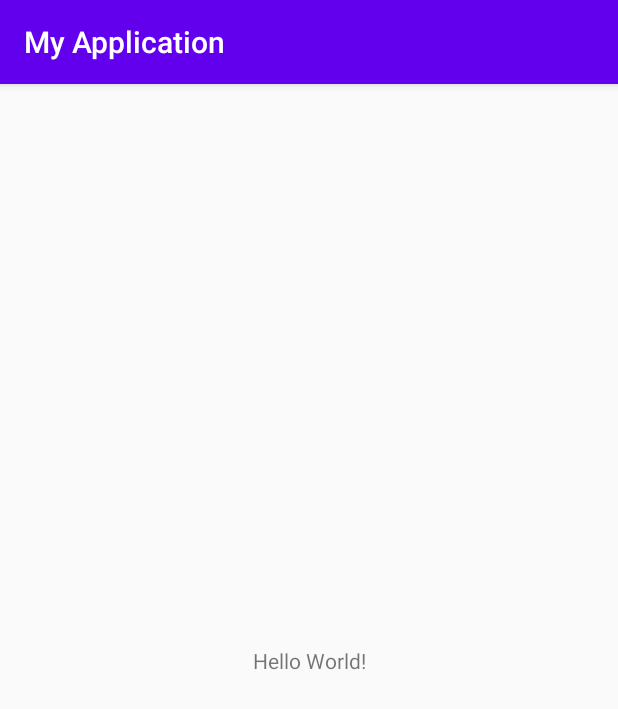
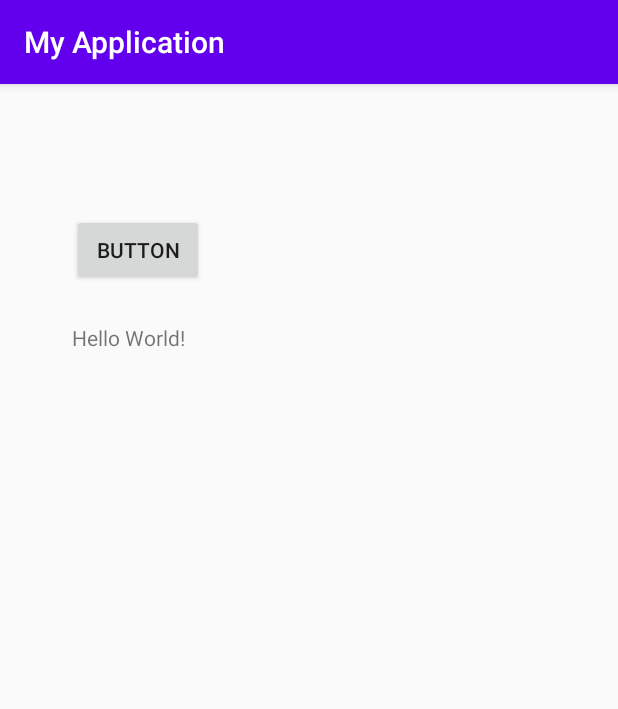
Before and after one commit to shapiro7/superrealmpteam, an Android app: the screen it shows after launch (MainActivity), on a phone screen of 412 x 824 dp. Shown: the top 709 px of the screen. Run offline under Robolectric (Android 15) with nearby library versions, the phone set to English and light mode, and no system bars.

Commit message:
와이파이
MainActivity.java에 와이파이 정보 받아오는 코드 작성함.

```diff
--- a/app/src/main/AndroidManifest.xml
+++ b/app/src/main/AndroidManifest.xml
@@ -2,6 +2,8 @@
 <manifest xmlns:android="http://schemas.android.com/apk/res/android"
     package="com.example.myapplication">
 
+    <uses-permission android:name="android.permission.ACCESS_NETWORK_STATE" />
+    <uses-permission android:name="android.permission.ACCESS_WIFI_STATE" />
     <application
         android:allowBackup="true"
         android:icon="@mipmap/ic_launcher"
--- a/app/src/main/java/com/example/myapplication/MainActivity.java
+++ b/app/src/main/java/com/example/myapplication/MainActivity.java
@@ -2,18 +2,66 @@ package com.example.myapplication;
 
 import androidx.appcompat.app.AppCompatActivity;
 
+import android.content.Context;
+import android.net.ConnectivityManager;
+import android.net.NetworkInfo;
+import android.net.wifi.WifiManager;
 import android.os.Bundle;
+import android.view.Menu;
+import android.view.View;
+import android.widget.Button;
+import android.widget.TextView;
 
 public class MainActivity extends AppCompatActivity {
+    final String TAG = "AndroidDEV_UI";
+    public Button m_btnNetworkInfo = null;
+    public TextView m_txtNetworkInfo = null;
 
     @Override
-    protected void onCreate(Bundle savedInstanceState) {
+    protected void onCreate(Bundle savedInstanceState)
+    {
         super.onCreate(savedInstanceState);
         setContentView(R.layout.activity_main);
+
+        m_btnNetworkInfo = (Button)findViewById(R.id.NetworkInfo);
+        m_txtNetworkInfo = (TextView)findViewById(R.id.NetworkInfo2);
+
+        m_btnNetworkInfo.setOnClickListener(new View.OnClickListener() {
+            @Override
+            public void onClick(View v) {
+                ConnectivityManager cm = (ConnectivityManager) getSystemService(Context.CONNECTIVITY_SERVICE);
+                WifiManager wifiManager = (WifiManager) getApplicationContext().getSystemService(Context.WIFI_SERVICE);
+
+                NetworkInfo activeNetwork = cm.getActiveNetworkInfo();
+                String m_strName = "";
+                String m_strNetType;
+
+                int m_iNetworkType = activeNetwork.getType();
+                if ( m_iNetworkType == cm.TYPE_WIFI )
+                {
+                    //Wi_Fi 사용 시 AP의 SSID를 가져온다.
+                    m_strName = wifiManager.getConnectionInfo().getSSID();
+                    m_strNetType = "Wi-Fi";
+                }
+                else if ( m_iNetworkType == cm.TYPE_MOBILE )
+                {
+                    //모바일 네트워크 사용 시 네트워크 정보를 가져온다.
+                    m_strName = activeNetwork.getExtraInfo();
+                    m_strNetType = "Mobile";
+                }
+                else
+                {
+                    m_strNetType = "None";
+                }
+
+                m_txtNetworkInfo.setText("Name : "+m_strName+" \n NetworkType : "+m_strNetType);
+            }
+        });
     }
 
-    // 안녕하세요
-    // sasdfasdfasdf
-    //된거 맞지 시발?
-
-    }//asdfsafd
+    @Override
+    public boolean onCreateOptionsMenu(Menu menu) {
+        getMenuInflater().inflate(R.menu.activity_dev, menu);
+        return true;
+    }
+}
--- a/app/src/main/res/layout/activity_main.xml
+++ b/app/src/main/res/layout/activity_main.xml
@@ -6,13 +6,29 @@
     android:layout_height="match_parent"
     tools:context=".MainActivity">
 
+
     <TextView
+        android:id="@+id/NetworkInfo2"
         android:layout_width="wrap_content"
         android:layout_height="wrap_content"
         android:text="Hello World!"
         app:layout_constraintBottom_toBottomOf="parent"
+        app:layout_constraintHorizontal_bias="0.143"
         app:layout_constraintLeft_toLeftOf="parent"
         app:layout_constraintRight_toRightOf="parent"
-        app:layout_constraintTop_toTopOf="parent" />
+        app:layout_constraintTop_toTopOf="parent"
+        app:layout_constraintVertical_bias="0.213" />
+
+    <Button
+        android:id="@+id/NetworkInfo"
+        android:layout_width="wrap_content"
+        android:layout_height="wrap_content"
+        android:text="Button"
+        app:layout_constraintBottom_toBottomOf="parent"
+        app:layout_constraintEnd_toEndOf="parent"
+        app:layout_constraintHorizontal_bias="0.148"
+        app:layout_constraintStart_toStartOf="parent"
+        app:layout_constraintTop_toTopOf="parent"
+        app:layout_constraintVertical_bias="0.12" />
 
 </androidx.constraintlayout.widget.ConstraintLayout>
--- /dev/null
+++ b/app/src/main/res/menu/activity_dev.xml
@@ -0,0 +1,2 @@
+<?xml version="1.0" encoding="utf-8"?>
+<menu xmlns:android="http://schemas.android.com/apk/res/android"/>
```
